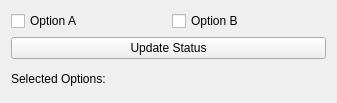
Above: simple/simple.ui from ssoham/srf_tutorial before the change. Below: the same form after it.
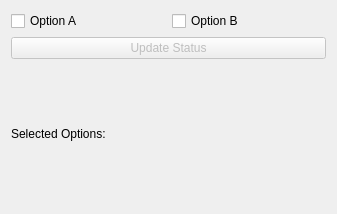
That is the form after the change.

Commit message: use signal/slot to update status label

The edit to the form file:
```diff
--- a/simple/simple.ui
+++ b/simple/simple.ui
@@ -7,7 +7,7 @@
     <x>0</x>
     <y>0</y>
     <width>337</width>
-    <height>103</height>
+    <height>214</height>
    </rect>
   </property>
   <property name="windowTitle">
@@ -23,6 +23,9 @@
    </item>
    <item row="2" column="1" colspan="2">
     <widget class="QPushButton" name="push_button">
+     <property name="enabled">
+      <bool>false</bool>
+     </property>
      <property name="text">
       <string>Update Status</string>
      </property>
```
Left out of the diff: 54 changed lines with no effect on the pictures.
